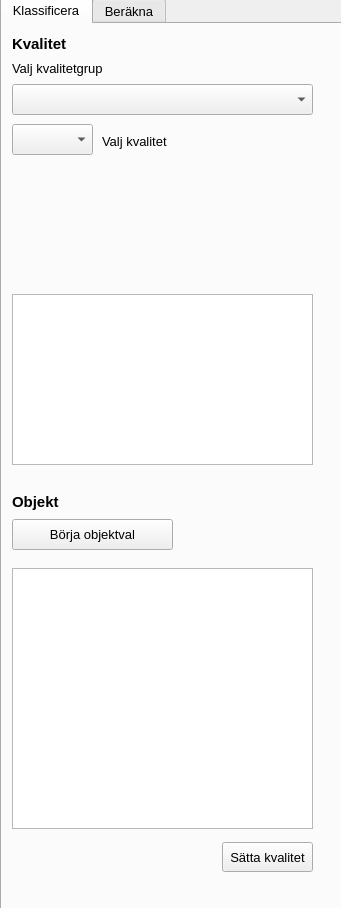
This is ui/qgyf_dockwidget_base.ui in co-city/QGYF as Qt 5 draws it before an edit. The edited form follows.
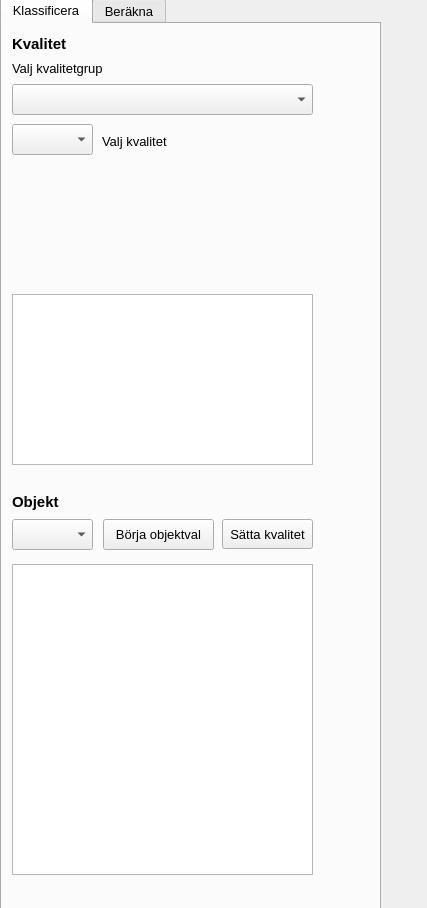
This is the edited form. Icons and pictures are not drawn.

Commit message: Update and show classification table in dockwidget

```diff
--- a/ui/qgyf_dockwidget_base.ui
+++ b/ui/qgyf_dockwidget_base.ui
@@ -6,7 +6,7 @@
    <rect>
     <x>0</x>
     <y>0</y>
-    <width>341</width>
+    <width>427</width>
     <height>908</height>
    </rect>
   </property>
@@ -98,7 +98,7 @@
       <property name="geometry">
        <rect>
         <x>220</x>
-        <y>818</y>
+        <y>495</y>
         <width>91</width>
         <height>30</height>
        </rect>
@@ -149,9 +149,9 @@
      <widget class="QPushButton" name="selectObj">
       <property name="geometry">
        <rect>
-        <x>10</x>
+        <x>101</x>
         <y>495</y>
-        <width>161</width>
+        <width>111</width>
         <height>31</height>
        </rect>
       </property>
@@ -176,15 +176,8 @@
         <pointsize>9</pointsize>
        </font>
       </property>
-     </widget>
-     <widget class="QTextBrowser" name="textObj">
-      <property name="geometry">
-       <rect>
-        <x>10</x>
-        <y>544</y>
-        <width>301</width>
-        <height>261</height>
-       </rect>
+      <property name="lineWidth">
+       <number>0</number>
       </property>
      </widget>
      <widget class="QLabel" name="label_5">
@@ -226,6 +219,74 @@
        <bool>true</bool>
       </property>
      </widget>
+     <widget class="QComboBox" name="selectLayer">
+      <property name="geometry">
+       <rect>
+        <x>10</x>
+        <y>495</y>
+        <width>81</width>
+        <height>31</height>
+       </rect>
+      </property>
+     </widget>
+     <widget class="QTableWidget" name="classtable">
+      <property name="geometry">
+       <rect>
+        <x>10</x>
+        <y>540</y>
+        <width>301</width>
+        <height>311</height>
+       </rect>
+      </property>
+      <property name="toolTip">
+       <string>Tabellen visar objekt med bestämda kvaliteter</string>
+      </property>
+      <property name="lineWidth">
+       <number>0</number>
+      </property>
+      <property name="sizeAdjustPolicy">
+       <enum>QAbstractScrollArea::AdjustToContentsOnFirstShow</enum>
+      </property>
+      <property name="editTriggers">
+       <set>QAbstractItemView::NoEditTriggers</set>
+      </property>
+      <property name="showDropIndicator" stdset="0">
+       <bool>false</bool>
+      </property>
+      <property name="dragDropOverwriteMode">
+       <bool>false</bool>
+      </property>
+      <property name="alternatingRowColors">
+       <bool>true</bool>
+      </property>
+      <property name="selectionBehavior">
+       <enum>QAbstractItemView::SelectRows</enum>
+      </property>
+      <property name="wordWrap">
+       <bool>false</bool>
+      </property>
+      <attribute name="horizontalHeaderCascadingSectionResizes">
+       <bool>false</bool>
+      </attribute>
+      <attribute name="horizontalHeaderDefaultSectionSize">
+       <number>50</number>
+      </attribute>
+      <attribute name="horizontalHeaderMinimumSectionSize">
+       <number>25</number>
+      </attribute>
+      <attribute name="horizontalHeaderShowSortIndicator" stdset="0">
+       <bool>true</bool>
+      </attribute>
+      <attribute name="horizontalHeaderStretchLastSection">
+       <bool>false</bool>
+      </attribute>
+      <attribute name="verticalHeaderDefaultSectionSize">
+       <number>25</number>
+      </attribute>
+      <attribute name="verticalHeaderMinimumSectionSize">
+       <number>25</number>
+      </attribute>
+     </widget>
     </widget>
     <widget class="QWidget" name="estimate">
      <attribute name="title">
```
The commit also changes 3 other files.
